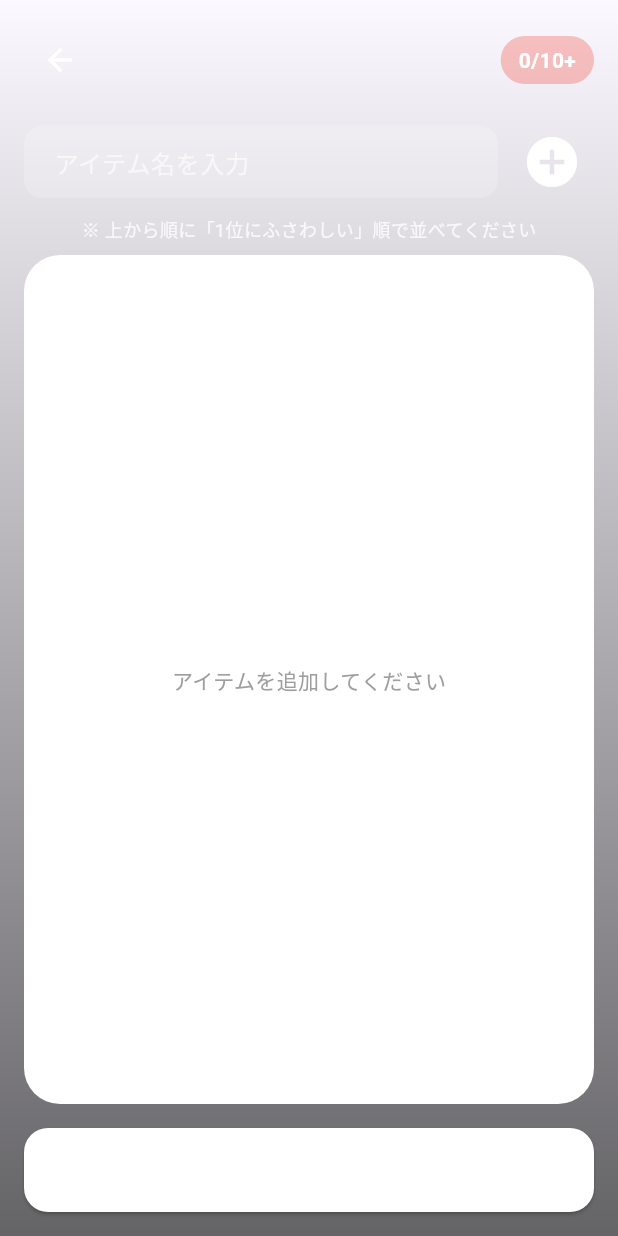
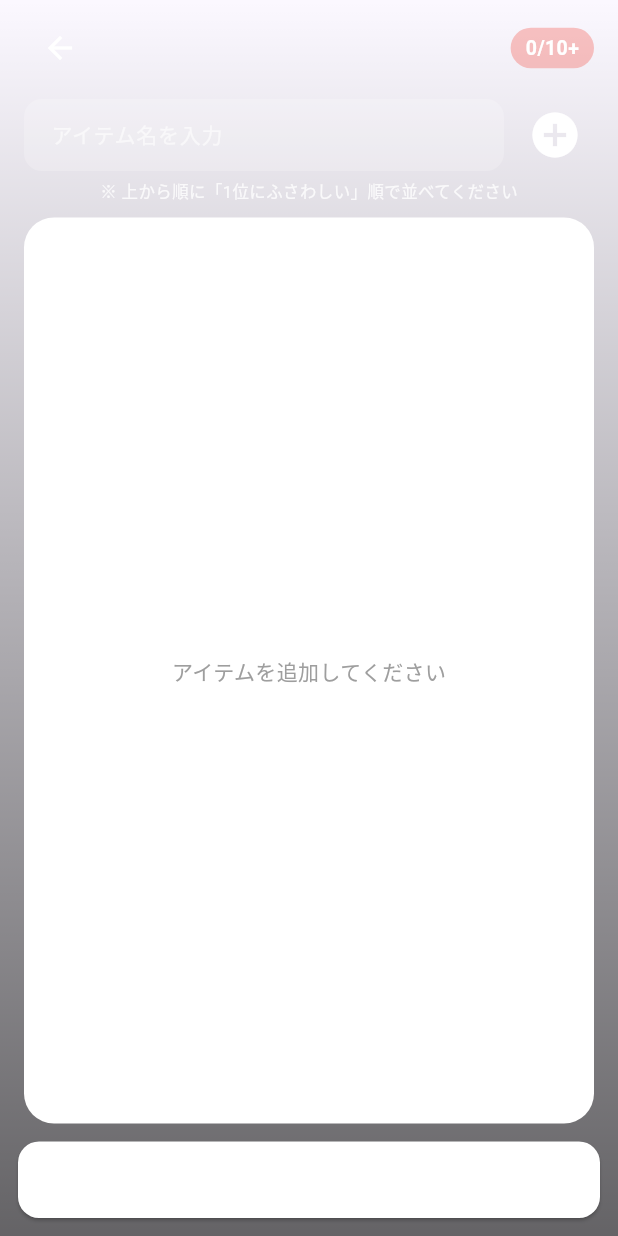
Before and after one commit to shotaro0211/short_video_game, a Flutter app: the EditItemsScreen screen opened directly with empty values, on a phone screen of 412 x 824 dp. Run offline on Flutter 3.47's test engine with Material 3 defaults, Android fonts, the light colour scheme and no system bars; our stand-ins replace flutter_riverpod, share_plus, shared_preferences; accounts and stored records are empty; Roboto replaces fonts that are missing (Hiragino Sans).

Commit message:
Refactor UI elements for improved layout and consistency in EditItemsScreen

```diff
--- a/ranking_challenge/lib/screens/edit_items_screen.dart
+++ b/ranking_challenge/lib/screens/edit_items_screen.dart
@@ -111,7 +111,7 @@ class _EditItemsScreenState extends ConsumerState<EditItemsScreen> {
             children: [
               // Header
               Padding(
-                padding: const EdgeInsets.all(16),
+                padding: const EdgeInsets.symmetric(horizontal: 16, vertical: 8),
                 child: Row(
                   children: [
                     IconButton(
@@ -124,13 +124,13 @@ class _EditItemsScreenState extends ConsumerState<EditItemsScreen> {
                         textAlign: TextAlign.center,
                         style: const TextStyle(
                           color: Colors.white,
-                          fontSize: 20,
+                          fontSize: 18,
                           fontWeight: FontWeight.bold,
                         ),
                       ),
                     ),
                     Container(
-                      padding: const EdgeInsets.symmetric(horizontal: 12, vertical: 6),
+                      padding: const EdgeInsets.symmetric(horizontal: 10, vertical: 4),
                       decoration: BoxDecoration(
                         color: _items.length >= 10
                             ? Colors.green.withOpacity(0.3)
@@ -142,6 +142,7 @@ class _EditItemsScreenState extends ConsumerState<EditItemsScreen> {
                         style: const TextStyle(
                           color: Colors.white,
                           fontWeight: FontWeight.bold,
+                          fontSize: 13,
                         ),
                       ),
                     ),
@@ -157,10 +158,10 @@ class _EditItemsScreenState extends ConsumerState<EditItemsScreen> {
                     Expanded(
                       child: TextField(
                         controller: _itemController,
-                        style: const TextStyle(color: Colors.white),
+                        style: const TextStyle(color: Colors.white, fontSize: 14),
                         decoration: InputDecoration(
                           hintText: 'アイテム名を入力',
-                          hintStyle: TextStyle(color: Colors.white.withOpacity(0.6)),
+                          hintStyle: TextStyle(color: Colors.white.withOpacity(0.6), fontSize: 14),
                           filled: true,
                           fillColor: Colors.white.withOpacity(0.2),
                           border: OutlineInputBorder(
@@ -168,8 +169,8 @@ class _EditItemsScreenState extends ConsumerState<EditItemsScreen> {
                             borderSide: BorderSide.none,
                           ),
                           contentPadding: const EdgeInsets.symmetric(
-                            horizontal: 16,
-                            vertical: 12,
+                            horizontal: 14,
+                            vertical: 10,
                           ),
                         ),
                         onSubmitted: (_) => _addItem(),
@@ -178,34 +179,31 @@ class _EditItemsScreenState extends ConsumerState<EditItemsScreen> {
                     const SizedBox(width: 8),
                     IconButton(
                       onPressed: _addItem,
-                      icon: const Icon(Icons.add_circle, color: Colors.white, size: 40),
+                      icon: const Icon(Icons.add_circle, color: Colors.white, size: 36),
                     ),
                   ],
                 ),
               ),
 
-              const SizedBox(height: 8),
               Padding(
-                padding: const EdgeInsets.symmetric(horizontal: 16),
+                padding: const EdgeInsets.symmetric(horizontal: 16, vertical: 4),
                 child: Text(
                   '※ 上から順に「1位にふさわしい」順で並べてください',
                   style: TextStyle(
                     color: Colors.white.withOpacity(0.8),
-                    fontSize: 12,
+                    fontSize: 11,
                   ),
                 ),
               ),
 
-              const SizedBox(height: 8),
-
               // Items list
               Expanded(
                 child: Container(
-                  margin: const EdgeInsets.symmetric(horizontal: 16),
-                  padding: const EdgeInsets.all(12),
+                  margin: const EdgeInsets.fromLTRB(16, 4, 16, 0),
+                  padding: const EdgeInsets.symmetric(horizontal: 8, vertical: 4),
                   decoration: BoxDecoration(
                     color: Colors.white,
-                    borderRadius: BorderRadius.circular(24),
+                    borderRadius: BorderRadius.circular(20),
                   ),
                   child: _items.isEmpty
                       ? Center(
@@ -217,60 +215,70 @@ class _EditItemsScreenState extends ConsumerState<EditItemsScreen> {
                       : ReorderableListView.builder(
                           itemCount: _items.length,
                           onReorder: _reorderItems,
+                          proxyDecorator: (child, index, animation) {
+                            return Material(
+                              elevation: 4,
+                              borderRadius: BorderRadius.circular(8),
+                              child: child,
+                            );
+                          },
                           itemBuilder: (context, index) {
                             final item = _items[index];
                             return Container(
                               key: ValueKey(item.id),
-                              margin: const EdgeInsets.symmetric(vertical: 2),
-                              padding: const EdgeInsets.symmetric(
-                                horizontal: 12,
-                                vertical: 10,
-                              ),
+                              height: 44,
+                              margin: const EdgeInsets.symmetric(vertical: 1),
+                              padding: const EdgeInsets.symmetric(horizontal: 8),
                               decoration: BoxDecoration(
-                                color: Colors.grey.shade50,
-                                borderRadius: BorderRadius.circular(10),
-                                border: Border.all(color: Colors.grey.shade200),
+                                color: index < 10 ? color.withOpacity(0.05) : Colors.grey.shade50,
+                                borderRadius: BorderRadius.circular(8),
+                                border: Border.all(
+                                  color: index < 10 ? color.withOpacity(0.2) : Colors.grey.shade200,
+                                ),
                               ),
                               child: Row(
                                 children: [
                                   Icon(
                                     Icons.drag_handle,
                                     color: Colors.grey.shade400,
+                                    size: 20,
                                   ),
-                                  const SizedBox(width: 8),
+                                  const SizedBox(width: 6),
                                   Container(
-                                    width: 28,
-                                    height: 28,
+                                    width: 24,
+                                    height: 24,
                                     decoration: BoxDecoration(
-                                      color: color.withOpacity(0.2),
+                                      color: index < 10 ? color.withOpacity(0.2) : Colors.grey.shade300,
                                       shape: BoxShape.circle,
                                     ),
                                     child: Center(
                                       child: Text(
                                         '${index + 1}',
                                         style: TextStyle(
-                                          color: color,
+                                          color: index < 10 ? color : Colors.grey.shade600,
                                           fontWeight: FontWeight.bold,
-                                          fontSize: 12,
+                                          fontSize: 11,
                                         ),
                                       ),
                                     ),
                                   ),
-                                  const SizedBox(width: 12),
+                                  const SizedBox(width: 10),
                                   Expanded(
                                     child: Text(
                                       item.name,
                                       style: const TextStyle(
-                                        fontSize: 16,
+                                        fontSize: 14,
                                         fontWeight: FontWeight.w500,
                                       ),
+                                      overflow: TextOverflow.ellipsis,
                                     ),
                                   ),
-                                  IconButton(
-                                    onPressed: () => _removeItem(index),
-                                    icon: Icon(
+                                  GestureDetector(
+                                    onTap: () => _removeItem(index),
+                                    child: Icon(
                                       Icons.remove_circle_outline,
                                       color: Colors.red.shade400,
+                                      size: 22,
                                     ),
                                   ),
                                 ],
@@ -283,7 +291,7 @@ class _EditItemsScreenState extends ConsumerState<EditItemsScreen> {
 
               // Save button
               Padding(
-                padding: const EdgeInsets.all(16),
+                padding: const EdgeInsets.all(12),
                 child: SizedBox(
                   width: double.infinity,
                   child: ElevatedButton(
@@ -291,14 +299,14 @@ class _EditItemsScreenState extends ConsumerState<EditItemsScreen> {
                     style: ElevatedButton.styleFrom(
                       backgroundColor: Colors.white,
                       foregroundColor: color,
-                      padding: const EdgeInsets.symmetric(vertical: 16),
+                      padding: const EdgeInsets.symmetric(vertical: 14),
                       shape: RoundedRectangleBorder(
-                        borderRadius: BorderRadius.circular(16),
+                        borderRadius: BorderRadius.circular(14),
                       ),
                     ),
                     child: Text(
                       _items.length >= 10 ? '保存する' : 'あと${10 - _items.length}個追加してください',
-                      style: const TextStyle(fontSize: 16, fontWeight: FontWeight.bold),
+                      style: const TextStyle(fontSize: 15, fontWeight: FontWeight.bold),
                     ),
                   ),
                 ),
```
